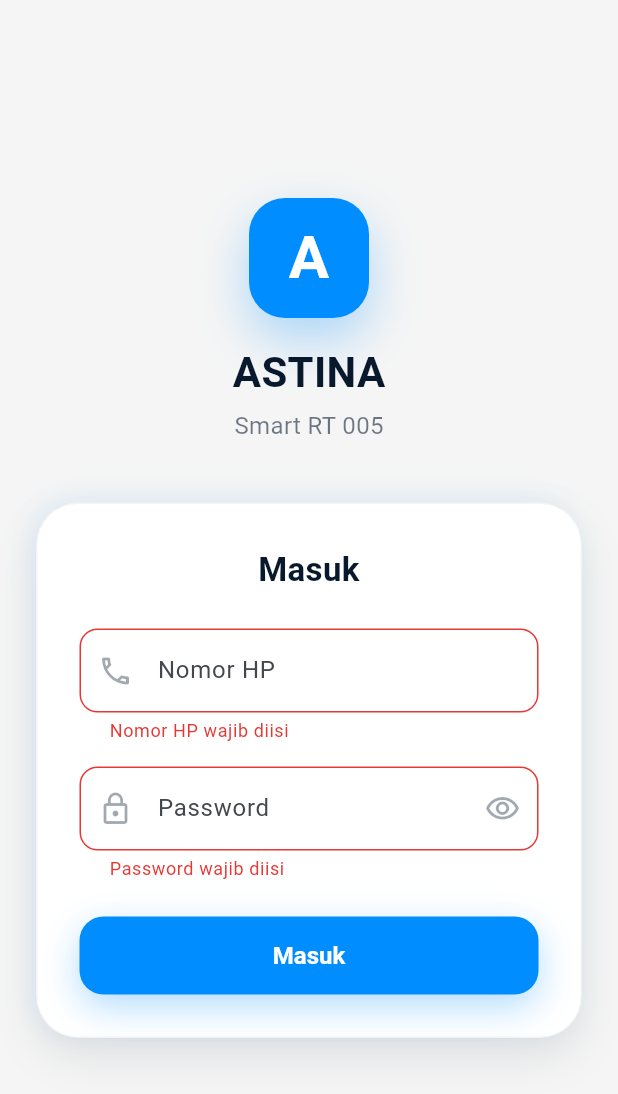
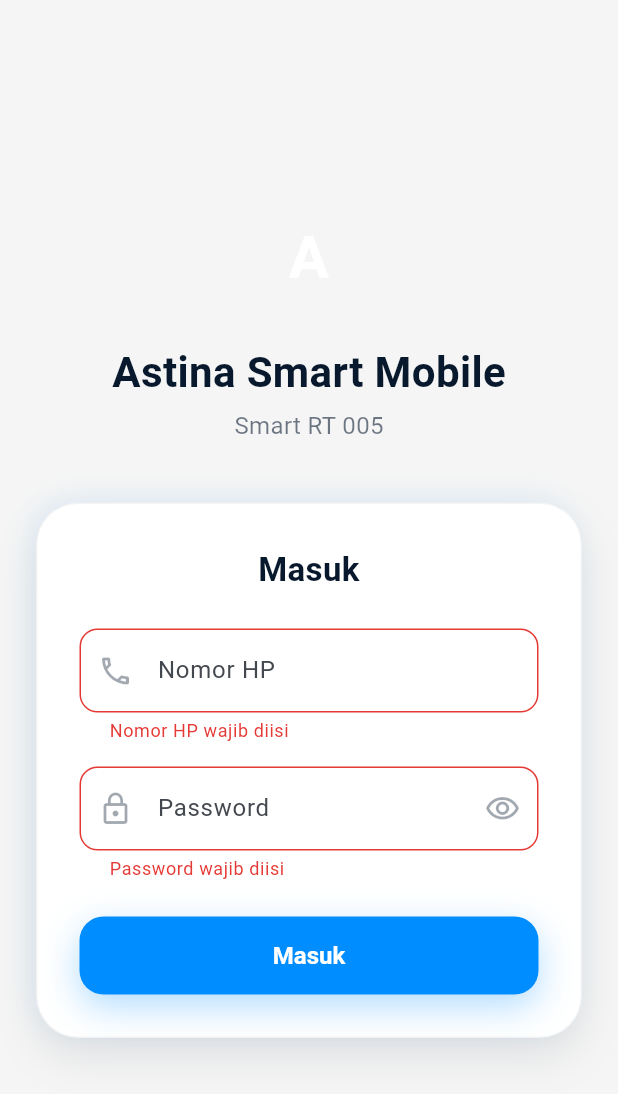
Before and after one commit to RIOKOWI/astina, a Flutter app: the screen it shows after launch, after a tap on "Masuk", on a phone screen of 412 x 824 dp. Shown: the top 1094 px of the screen. Run offline on Flutter 3.47's test engine with Material 3 defaults, Android fonts, the phone set to English and light mode, and no system bars; our stand-ins replace dio, file_picker, firebase_core, firebase_messaging, flutter_dotenv, flutter_riverpod and 6 more; missing offline and left inert: flutter_pdfview; accounts and stored records are empty.

Commit message:
style(login): remove slop design

```diff
--- a/lib/features/auth/presentation/pages/login_page.dart
+++ b/lib/features/auth/presentation/pages/login_page.dart
@@ -82,17 +82,6 @@ class _LoginPageState extends ConsumerState<LoginPage> {
         Container(
           width: 80,
           height: 80,
-          decoration: BoxDecoration(
-            color: AppColors.primary,
-            borderRadius: BorderRadius.circular(24),
-            boxShadow: [
-              BoxShadow(
-                color: AppColors.primary.withValues(alpha: 0.30),
-                blurRadius: 28,
-                offset: const Offset(0, 14),
-              ),
-            ],
-          ),
           child: const Center(
             child: Text(
               'A',
@@ -106,7 +95,7 @@ class _LoginPageState extends ConsumerState<LoginPage> {
         ),
         const SizedBox(height: 16),
         const Text(
-          'ASTINA',
+          'Astina Smart Mobile',
           style: TextStyle(
             fontSize: 28,
             fontWeight: FontWeight.bold,
--- a/lib/features/dashboard/presentation/pages/dashboard_page.dart
+++ b/lib/features/dashboard/presentation/pages/dashboard_page.dart
@@ -26,7 +26,7 @@ class DashboardPage extends ConsumerWidget {
       },
       child: Scaffold(
         appBar: AppBar(
-          title: const Text('ASTINA'),
+          title: const Text('Astina Smart Mobile'),
           leading: Builder(
             builder: (ctx) => IconButton(
               icon: const Icon(Icons.menu),
```
